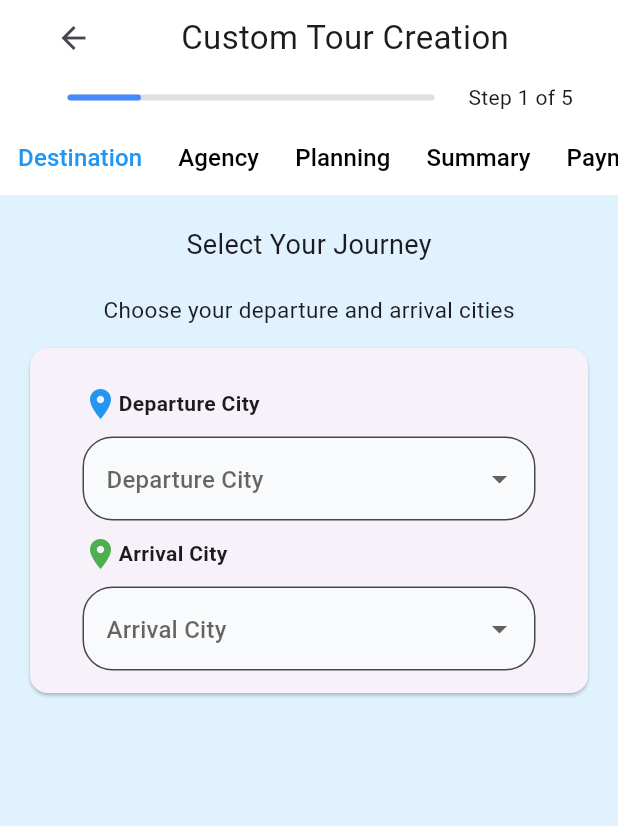
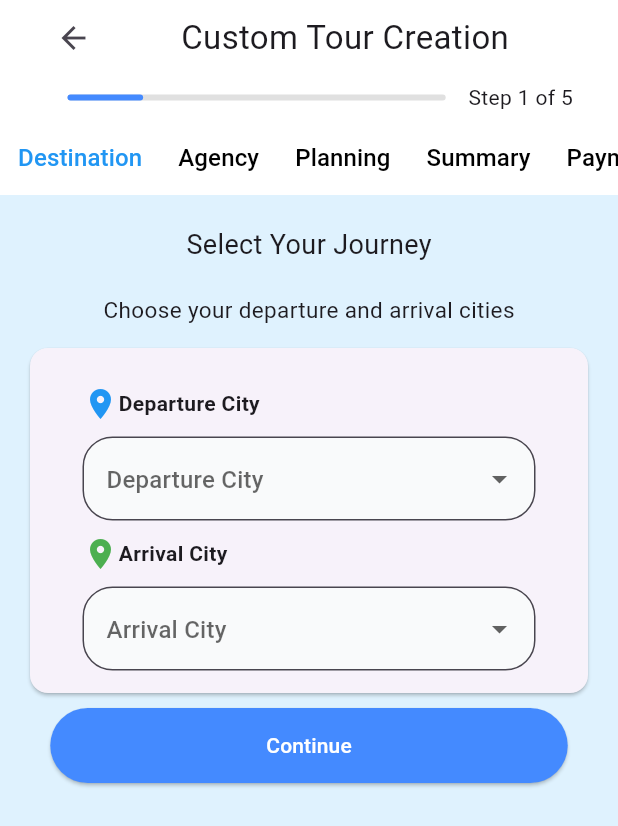
Before and after one commit to SwifTrip/swiftrip_frontend_tourist, a Flutter app: the screen it shows after launch, on a phone screen of 412 x 824 dp. Shown: the top 826 px of the screen. Run offline on Flutter 3.47's test engine with Material 3 defaults, Android fonts, the phone set to English and light mode, and no system bars.

Commit message:
Add 'Continue' button to DestinationScreen for navigation

```diff
--- a/swift_trip_app/lib/screens/Destination.dart
+++ b/swift_trip_app/lib/screens/Destination.dart
@@ -49,6 +49,24 @@ class _DestinationScreenState extends State<DestinationScreen> {
                 ),
               ),
             ),
+            Padding(
+                    padding: const EdgeInsets.all(10),
+                    child: ElevatedButton(
+                      onPressed: () {
+                      },
+                      style: ElevatedButton.styleFrom(
+                        foregroundColor: Colors.white,
+                        backgroundColor: Colors.blueAccent,
+                      ),
+                      child: Padding(
+                        padding: const EdgeInsets.symmetric(
+                          horizontal: 120,
+                          vertical: 15,
+                        ),
+                        child: Text("Continue", style: TextStyle()),
+                      ),
+                    ),
+                  ),
           ],
         ),
       ),
--- a/swift_trip_app/lib/screens/customBar.dart
+++ b/swift_trip_app/lib/screens/customBar.dart
@@ -51,7 +51,7 @@ class customBar extends StatelessWidget {
                       ),
                     ),
                   ),
-                  Text("  Step ${selectedIndex} of 5"),
+                  Text("Step $selectedIndex of 5"),
                 ],
               ),
             ),
```
